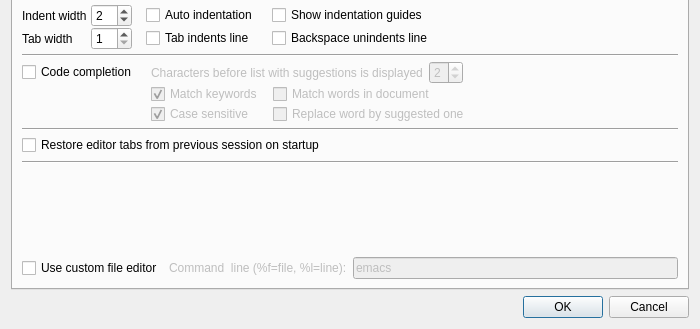
Old version of the form libgui/src/settings-dialog.ui in the repository ctaggart/octave; both pictures show x 0 to 700 and y 151 to 480 of the 700 by 480 pixel window.
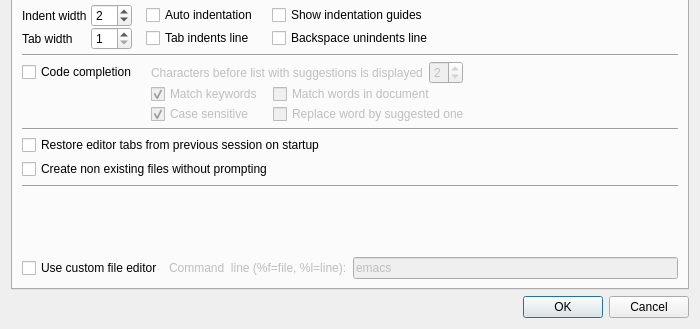
New version of the form. The open tabs and pages were chosen to show the change.

Commit message:
new preference in settings: editor creates nonexisting files wihtout prompt
* settings-dialog.ui: adding checkbox for new preference
* settings-dialog.cc(constructor): reading new option from the settings and
  initializing new checkbox;
  (write_changed_settings): write checkbox state into the settings file
* file_editor.cc(request_opren_file): when file to open does not exist
  read new option from the settings and skip the dialog accordingly

```diff
--- a/libgui/src/settings-dialog.ui
+++ b/libgui/src/settings-dialog.ui
@@ -710,6 +710,19 @@
              </property>
             </widget>
            </item>
+           <item>
+            <widget class="QCheckBox" name="editor_create_new file">
+             <property name="sizePolicy">
+              <sizepolicy hsizetype="Minimum" vsizetype="Fixed">
+               <horstretch>0</horstretch>
+               <verstretch>0</verstretch>
+              </sizepolicy>
+             </property>
+             <property name="text">
+              <string>Create non existing files without prompting</string>
+             </property>
+            </widget>
+           </item>
           </layout>
          </item>
         </layout>
```
The commit also changes 2 other files.
